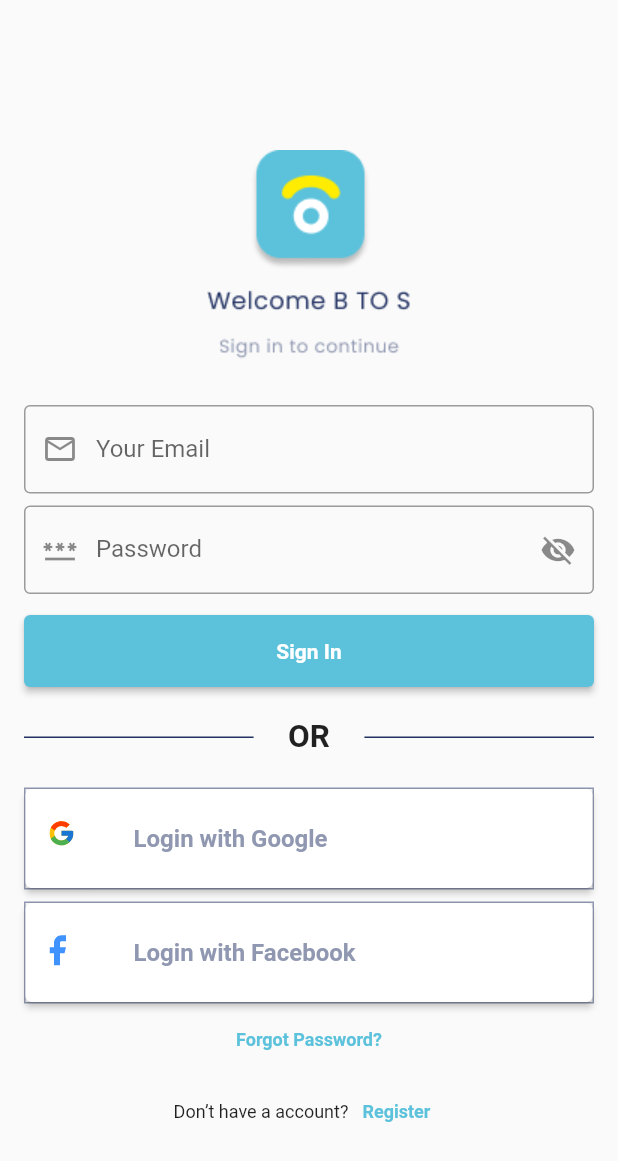
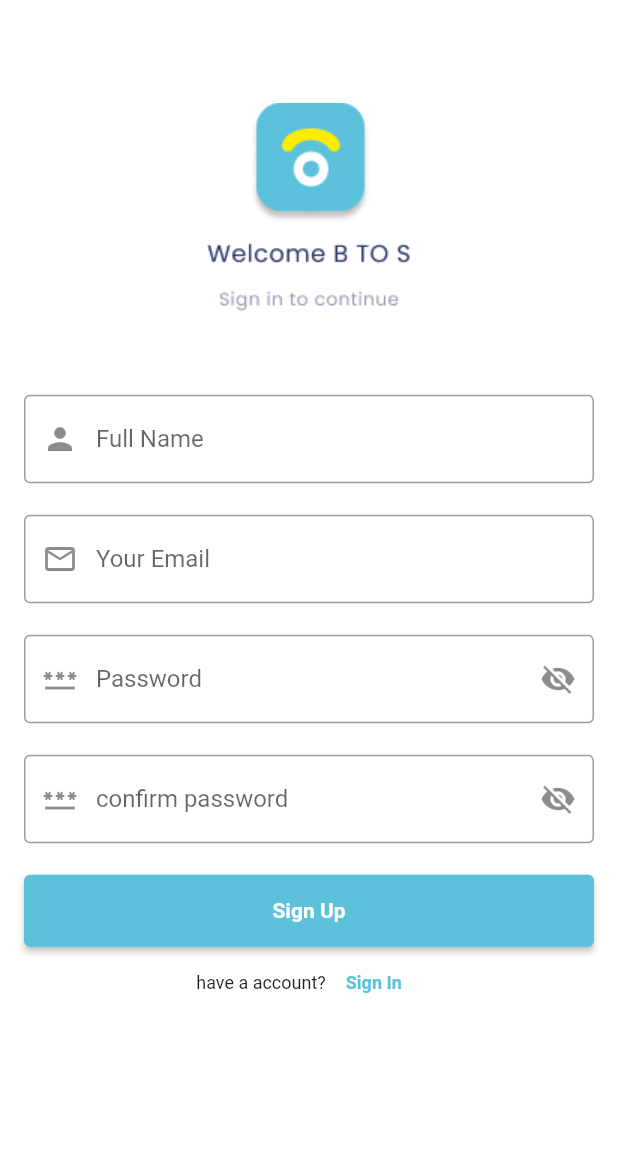
Before and after one commit to khaledw62/btos-app, a Flutter app: the screen it shows after launch, after a tap on "Register", on a phone screen of 412 x 824 dp. Shown: the top 1161 px of the screen. Run offline on Flutter 3.47's test engine with Material 2 defaults, Android fonts, the phone set to English and light mode, and no system bars; our stand-ins replace device_info, flutter_svg, get, shared_preferences; network calls fail.

Commit message:
log in screen

```diff
--- a/lib/main.dart
+++ b/lib/main.dart
@@ -1,13 +1,31 @@
+import 'dart:io';
 import 'package:btos/controllers/logincontroller.dart';
 import 'package:btos/view/screens/AuthenticationPages/LogInScreen.dart';
+import 'package:btos/view/screens/AuthenticationPages/signupScreen.dart';
 import 'package:btos/view/screens/Home.dart';
 import 'package:btos/view/screens/buyerPages/buyerPage.dart';
-import 'package:btos/view/screens/welcomeScreen/welcome_screen.dart';
-import 'package:btos/widgets/theme.dart';
+import 'package:btos/view/screens/welcomeScreen/welcomeScreen.dart';
+import 'package:btos/widgets/Values/theme.dart';
+import 'package:device_info/device_info.dart';
 import 'package:flutter/material.dart';
 import 'package:get/get.dart';
 
-void main() {
+DeviceInfoPlugin deviceInfo = DeviceInfoPlugin();
+
+late AndroidDeviceInfo androidInfo;
+
+late IosDeviceInfo iosInfo;
+getDeviceInfo()async{
+  if(Platform.isAndroid) {
+    androidInfo = await deviceInfo.androidInfo;
+  }
+  if(Platform.isIOS) {
+    iosInfo = await deviceInfo.iosInfo;
+  }
+}
+void main() async{
+  WidgetsFlutterBinding.ensureInitialized();
+  getDeviceInfo();
   runApp(const MyApp());
 }
 
@@ -26,9 +44,10 @@ class MyApp extends StatelessWidget {
       initialRoute: '/login',
       getPages: [
         GetPage(name: '/home', page: ()=>HomeScreen()),
-        GetPage(name: '/welcome_screen', page: ()=>const WelcomeScreen()),
+        GetPage(name: '/welcome_screen', page: ()=> WelcomeBtoSScreen()),
         GetPage(name: '/login', page: ()=> LogInPage()),
         GetPage(name: '/buyerPage', page: ()=> const BuyerPage()),
+        GetPage(name: '/signup', page: ()=> SignUpScreen()),
       ],
     );
   }
--- a/lib/view/screens/AuthenticationPages/LogInScreen.dart
+++ b/lib/view/screens/AuthenticationPages/LogInScreen.dart
@@ -1,20 +1,26 @@
 import 'dart:io';
 
 import 'package:btos/controllers/logincontroller.dart';
+import 'package:btos/main.dart';
 import 'package:btos/services/api_services.dart';
 import 'package:btos/widgets/CustomButton.dart';
 import 'package:btos/widgets/customSocialButton.dart';
-import 'package:btos/widgets/theme.dart';
+import 'package:btos/widgets/Values/theme.dart';
 import 'package:flutter/cupertino.dart';
 import 'package:flutter/material.dart';
 import 'package:get/get.dart';
 
-class LogInPage extends StatelessWidget {
-  LogInPage({Key? key}) : super(key: key);
+class LogInPage extends StatefulWidget {
+  @override
+  State<LogInPage> createState() => _LogInPageState();
+}
+
+class _LogInPageState extends State<LogInPage> {
   final LogInController controller = Get.find();
+
   TextEditingController mailController = TextEditingController();
+
   TextEditingController passController = TextEditingController();
-
   @override
   Widget build(BuildContext context) {
     return Scaffold(
@@ -135,7 +141,7 @@ class LogInPage extends StatelessWidget {
                       style: TextStyle(fontWeight: FontWeight.w400, fontSize: 12),
                     ),
                     TextButton(
-                        onPressed: () {},
+                        onPressed: () =>Get.offAndToNamed("/signup"),
                         child: const Text(
                           "Register",
                           style: TextStyle(fontWeight: FontWeight.w700, fontSize: 12, color: backgroundColor),
@@ -150,16 +156,15 @@ class LogInPage extends StatelessWidget {
     );
   }
 
-  Map<String, String> s = {};
-
   logInMethod(BuildContext context) async {
     try {
       ApiServices().post("api/login", context, {
         "email": mailController.text,
         "password": passController.text,
         "os": Platform.operatingSystem,
-        "user_type_id": "2",
+        "user_type_id": Platform.isIOS?iosInfo.utsname.machine:androidInfo.model,
       }).then((value) {
+        print("Value $value");
         if (value.containsKey("token")) {
           Get.offAndToNamed("/buyerPage");
         } else {
--- /dev/null
+++ b/lib/view/screens/AuthenticationPages/signupScreen.dart
@@ -0,0 +1,133 @@
+import 'package:btos/controllers/logincontroller.dart';
+import 'package:btos/widgets/CustomButton.dart';
+import 'package:btos/widgets/Values/sizes.dart';
+import 'package:btos/widgets/Values/theme.dart';
+import 'package:flutter/material.dart';
+import 'package:get/get.dart';
+
+class SignUpScreen extends StatelessWidget {
+  TextEditingController mailController = TextEditingController();
+  TextEditingController passController = TextEditingController();
+  TextEditingController comPassController = TextEditingController();
+  final LogInController controller = Get.find();
+
+  @override
+  Widget build(BuildContext context) {
+    SizeConfig().init(context);
+    return Scaffold(
+      body: SafeArea(
+        child: Container(
+          width: double.infinity,
+          padding: const EdgeInsets.fromLTRB(16, 16, 16, 0),
+          decoration: BoxDecoration(color: Theme.of(context).backgroundColor),
+          child: Column(
+            children: [
+              SizedBox(
+                height: SizeConfig.screenHeight * 0.3,
+                child: Image.asset("assets/images/signinlogo.png"),
+              ),
+              Expanded(
+                child: SingleChildScrollView(
+                  child: Column(
+                    children: [
+                      TextField(
+                        controller: mailController,
+                        keyboardType: TextInputType.text,
+                        autofillHints: const [AutofillHints.name],
+                        decoration: const InputDecoration(
+                          labelText: "Full Name",
+                          prefixIcon: Icon(Icons.person),
+                          border: OutlineInputBorder(borderSide: BorderSide(color: neutralGray)),
+                        ),
+                      ),
+                      const SizedBox(height: 21),
+                      TextField(
+                        controller: mailController,
+                        keyboardType: TextInputType.emailAddress,
+                        autofillHints: const [AutofillHints.email],
+                        decoration: const InputDecoration(
+                          labelText: "Your Email",
+                          prefixIcon: Icon(Icons.email_outlined),
+                          border: OutlineInputBorder(borderSide: BorderSide(color: neutralGray)),
+                        ),
+                      ),
+                      const SizedBox(height: 21),
+                      GetX<LogInController>(
+                        init: controller,
+                        builder: (controller) => TextField(
+                          controller: passController,
+                          autofillHints: const [AutofillHints.password],
+                          keyboardType: TextInputType.visiblePassword,
+                          obscureText: controller.passVisible.value,
+                          decoration: InputDecoration(
+                            labelText: "Password",
+                            prefixIcon: const Icon(Icons.password),
+                            suffixIcon: GestureDetector(
+                              child: (controller.passVisible.value)
+                                  ? const Icon(Icons.visibility_off)
+                                  : const Icon(Icons.visibility),
+                              onTap: () {
+                                controller.setPassVisible();
+                              },
+                            ),
+                            border: const OutlineInputBorder(borderSide: BorderSide(color: neutralGray)),
+                          ),
+                        ),
+                      ),
+                      const SizedBox(height: 21),
+                      GetX<LogInController>(
+                        init: controller,
+                        builder: (controller) => TextField(
+                          controller: comPassController,
+                          autofillHints: const [AutofillHints.password],
+                          keyboardType: TextInputType.visiblePassword,
+                          obscureText: controller.passVisible.value,
+                          decoration: InputDecoration(
+                            labelText: "confirm password",
+                            prefixIcon: const Icon(Icons.password),
+                            suffixIcon: GestureDetector(
+                              child: (controller.passVisible.value)
+                                  ? const Icon(Icons.visibility_off)
+                                  : const Icon(Icons.visibility),
+                              onTap: () {
+                                controller.setPassVisible();
+                              },
+                            ),
+                            border: const OutlineInputBorder(borderSide: BorderSide(color: neutralGray)),
+                          ),
+                        ),
+                      ),
+                      const SizedBox(height: 21),
+                      SizedBox(
+                        child: CustomButton(
+                          buttonText: "Sign Up",
+                          onTap: () {},
+                        ),
+                        width: double.infinity,
+                      ),
+                      Row(
+                        mainAxisAlignment: MainAxisAlignment.center,
+                        children: [
+                          const Text(
+                            "have a account?",
+                            style: TextStyle(fontWeight: FontWeight.w400, fontSize: 12),
+                          ),
+                          TextButton(
+                              onPressed: () => Get.offAndToNamed("/login"),
+                              child: const Text(
+                                "Sign In",
+                                style: TextStyle(fontWeight: FontWeight.w700, fontSize: 12, color: backgroundColor),
+                              )),
+                        ],
+                      )
+                    ],
+                  ),
+                ),
+              )
+            ],
+          ),
+        ),
+      ),
+    );
+  }
+}
--- a/lib/widgets/CustomButton.dart
+++ b/lib/widgets/CustomButton.dart
@@ -1,5 +1,5 @@
 import 'dart:io';
-import 'package:btos/widgets/theme.dart';
+import 'package:btos/widgets/Values/theme.dart';
 import 'package:flutter/cupertino.dart';
 import 'package:flutter/material.dart';
 
--- /dev/null
+++ b/lib/widgets/Values/sizes.dart
@@ -0,0 +1,15 @@
+import 'package:flutter/cupertino.dart';
+
+class SizeConfig{
+  static late MediaQueryData mediaQuery;
+  static late double screenHeight;
+  static late double screenWidth;
+  static late Orientation orientation;
+
+  void init(BuildContext context){
+    mediaQuery = MediaQuery.of(context);
+    screenHeight = mediaQuery.size.height-mediaQuery.padding.top;
+    screenWidth = mediaQuery.size.width;
+    orientation = mediaQuery.orientation;
+  }
+}
--- a/lib/widgets/customSocialButton.dart
+++ b/lib/widgets/customSocialButton.dart
@@ -1,5 +1,5 @@
 import 'dart:io';
-import 'package:btos/widgets/theme.dart';
+import 'package:btos/widgets/Values/theme.dart';
 import 'package:flutter/cupertino.dart';
 import 'package:flutter/material.dart';
 import 'package:flutter_svg/svg.dart';
--- a/pubspec.yaml
+++ b/pubspec.yaml
@@ -38,6 +38,7 @@ dependencies:
   http: ^0.13.4
   shared_preferences: ^2.0.11
   flutter_svg: ^1.0.0
+  device_info: ^2.0.3
 dev_dependencies:
   flutter_test:
     sdk: flutter
```
Also changed, not shown: lib/view/screens/welcomeScreen/welcomeScreen.dart (added, +88 -0 lines), lib/widgets/Values/theme.dart (renamed from lib/widgets/theme.dart), pubspec.lock, 1 other file.
